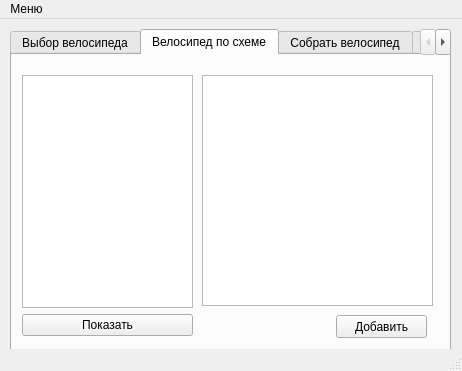
Above: windowklient.ui from IraSoro/bike-store-database before the change. Below: the same form after it.
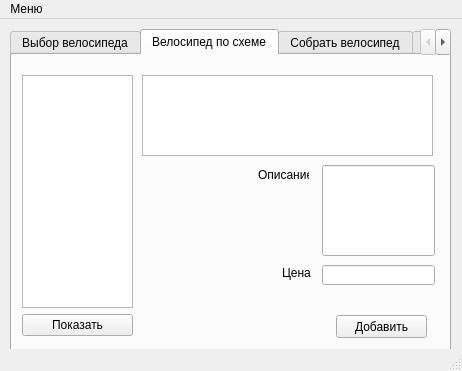
That is the form after the change. The open tabs and pages were chosen to show the change.

Diff of the .ui file:
```diff
--- a/windowklient.ui
+++ b/windowklient.ui
@@ -137,7 +137,7 @@
        <rect>
         <x>10</x>
         <y>20</y>
-        <width>171</width>
+        <width>111</width>
         <height>261</height>
        </rect>
       </property>
@@ -157,10 +157,10 @@
      <widget class="QTableWidget" name="tableWidget">
       <property name="geometry">
        <rect>
-        <x>190</x>
+        <x>130</x>
         <y>20</y>
-        <width>231</width>
-        <height>231</height>
+        <width>291</width>
+        <height>81</height>
        </rect>
       </property>
      </widget>
@@ -177,6 +177,52 @@
        <string>Добавить</string>
       </property>
      </widget>
+     <widget class="QLineEdit" name="lineEdit">
+      <property name="geometry">
+       <rect>
+        <x>310</x>
+        <y>110</y>
+        <width>113</width>
+        <height>91</height>
+       </rect>
+      </property>
+     </widget>
+     <widget class="QLineEdit" name="lineEdit_2">
+      <property name="geometry">
+       <rect>
+        <x>310</x>
+        <y>210</y>
+        <width>113</width>
+        <height>20</height>
+       </rect>
+      </property>
+     </widget>
+     <widget class="QLabel" name="label_16">
+      <property name="geometry">
+       <rect>
+        <x>246</x>
+        <y>110</y>
+        <width>51</width>
+        <height>20</height>
+       </rect>
+      </property>
+      <property name="text">
+       <string>Описание</string>
+      </property>
+     </widget>
+     <widget class="QLabel" name="label_17">
+      <property name="geometry">
+       <rect>
+        <x>270</x>
+        <y>210</y>
+        <width>31</width>
+        <height>16</height>
+       </rect>
+      </property>
+      <property name="text">
+       <string>Цена</string>
+      </property>
+     </widget>
     </widget>
     <widget class="QWidget" name="tab_2">
      <attribute name="title">
```
Left out of the diff: 4 changed lines with no effect on the pictures.
